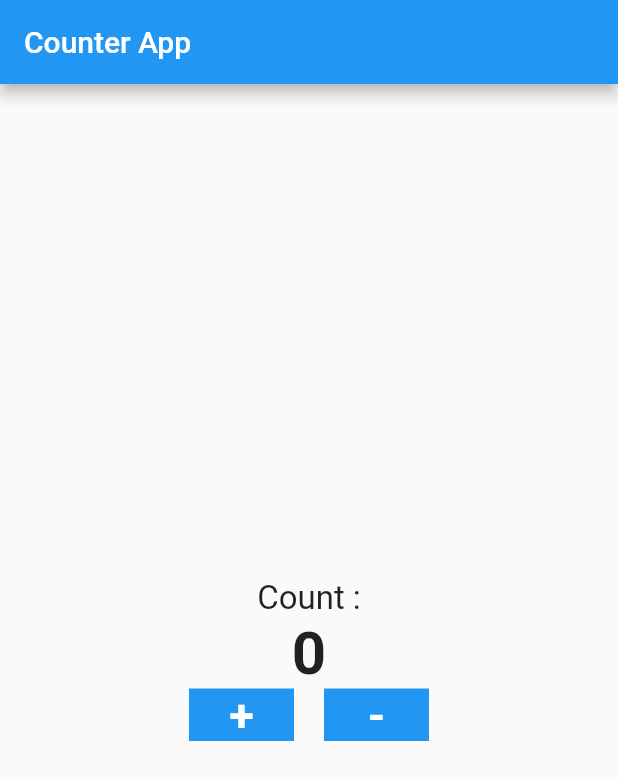
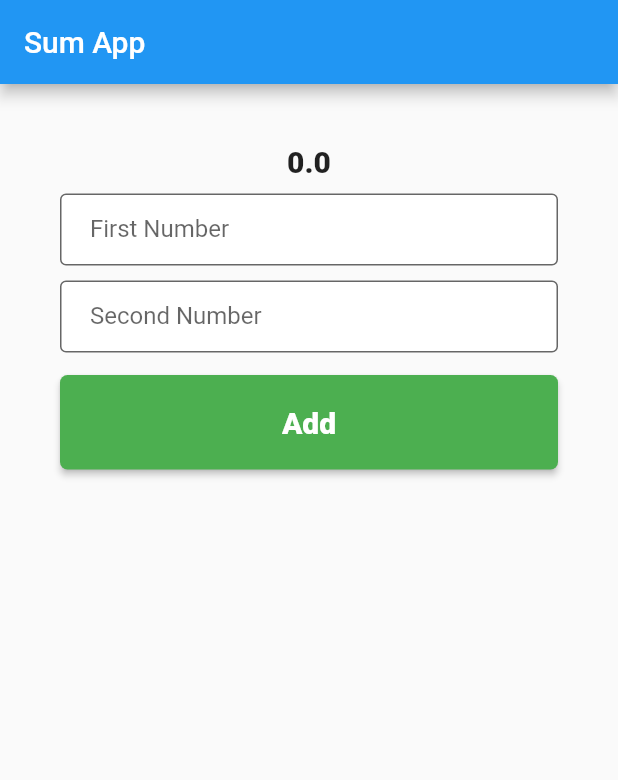
Before and after one commit to ARAFAT2000/livequize7, a Flutter app: the screen it shows after launch, on a phone screen of 412 x 824 dp. Shown: the top 780 px of the screen. Run offline on Flutter 3.47's test engine with Material 2 defaults, Android fonts, the phone set to English and light mode, and no system bars.

Commit message:
add sum app

```diff
--- a/lib/main.dart
+++ b/lib/main.dart
@@ -1,5 +1,6 @@
 import 'package:flutter/material.dart';
 import 'package:livequize7/screen/counterScreen.dart';
+import 'package:livequize7/sumapp/uiscreen/appui.dart';
 
 void main() {
   runApp(const MyApp());
@@ -12,7 +13,7 @@ class MyApp extends StatelessWidget {
   @override
   Widget build(BuildContext context) {
     return MaterialApp(
-      home:  CounterScreen(),
+      home:  AppUI(),
     );
   }
 }
--- /dev/null
+++ b/lib/sumapp/stylescreen/stylescreen.dart
@@ -0,0 +1,30 @@
+import 'package:flutter/material.dart';
+
+InputDecoration AppInputStyle(label){
+  return InputDecoration(
+    contentPadding: EdgeInsets.only(top: 10,left: 20,right: 20,bottom: 10),
+    fillColor: Colors.white,
+    filled: true,
+    labelText: label,
+    border: OutlineInputBorder(),
+
+  );
+}
+
+ButtonStyle AppButtonStyle(){
+  return ElevatedButton.styleFrom(
+    padding: EdgeInsets.all(20),
+    backgroundColor: Colors.green,
+    shape:RoundedRectangleBorder(
+      borderRadius: BorderRadius.all(Radius.circular(5))
+    )
+  );
+}
+
+TextStyle AppTextStyle(){
+  return TextStyle(
+    fontSize: 20,
+    fontWeight: FontWeight.w800
+  );
+
+}
--- /dev/null
+++ b/lib/sumapp/uiscreen/appui.dart
@@ -0,0 +1,84 @@
+import 'package:flutter/material.dart';
+
+import '../stylescreen/stylescreen.dart';
+
+class AppUI extends StatefulWidget {
+  const AppUI({super.key});
+
+  @override
+  State<AppUI> createState() => _AppUIState();
+}
+
+class _AppUIState extends State<AppUI> {
+  /// map a form ar data gulo ase store hbe
+  Map <String, double> FormValue={'Num1':0,'Num2':0};
+  double SUM=0;
+  /// value update hoile seta reiceve krbe
+  /// setstate use kre screen refresh kra hoy,jeno previous results share na hoy
+
+  MyInputOnChange(Inputkey,InputValue){
+    setState(() {
+      FormValue.update(Inputkey, (value) => double.parse(InputValue));
+    });
+  }
+  AddAllNumber(){
+    setState(() {
+      SUM = FormValue['Num1']! + FormValue['Num2']! + FormValue['Num3']!;
+    });
+
+  }
+
+  @override
+  Widget build(BuildContext context) {
+
+    return Scaffold(
+      appBar: AppBar(
+        title: Text('Sum App'),
+      ),
+      body: Padding(
+        padding: const EdgeInsets.all(40.0),
+        child: Column(
+          mainAxisAlignment: MainAxisAlignment.start,
+          children: [
+            Text(SUM.toString(),style: AppTextStyle(),),
+            SizedBox(
+              height: 10,
+            ),
+            TextFormField(onChanged: (value){
+              ///myinputchanfe use kra hoilo,value change hoile seta num1 a save hbe
+              MyInputOnChange('Num1', value);
+            },
+              /// value ,num1 a save/set hbe
+
+
+              decoration: AppInputStyle('First Number'),
+            ),
+            SizedBox(
+              height: 10,
+            ),
+            TextFormField(onChanged: (value){
+              ///myinputchanfe use kra hoilo,value change hoile seta num2 a save hbe
+              MyInputOnChange('Num2', value);
+            },
+              /// value ,num1 a save/set hbe
+
+
+              decoration: AppInputStyle('Second Number'),
+            ),
+            SizedBox(
+              height: 15,
+            ),
+            Container(
+              width: double.infinity,
+              child: ElevatedButton(
+                  style: AppButtonStyle(),
+                  onPressed: (){
+                    AddAllNumber();
+                  }, child:Text('Add',style: AppTextStyle(),)),
+            )
+          ],
+        ),
+      ),
+    );
+  }
+}
```
